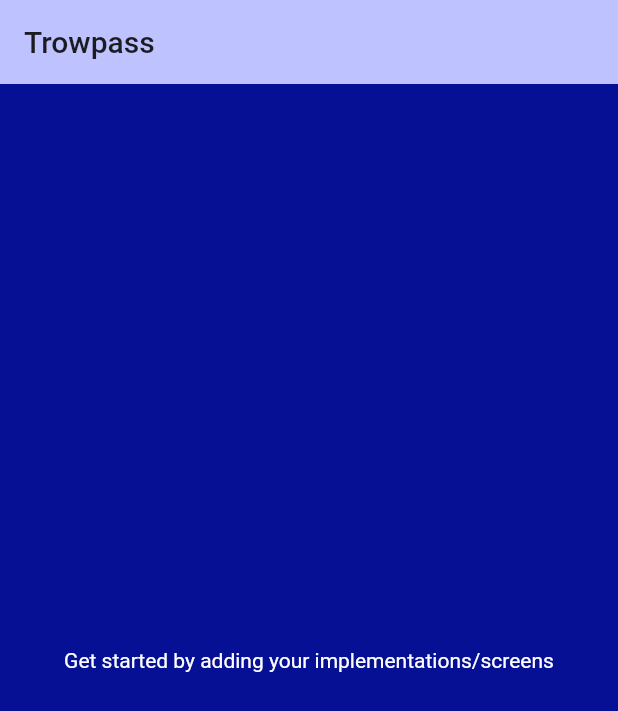
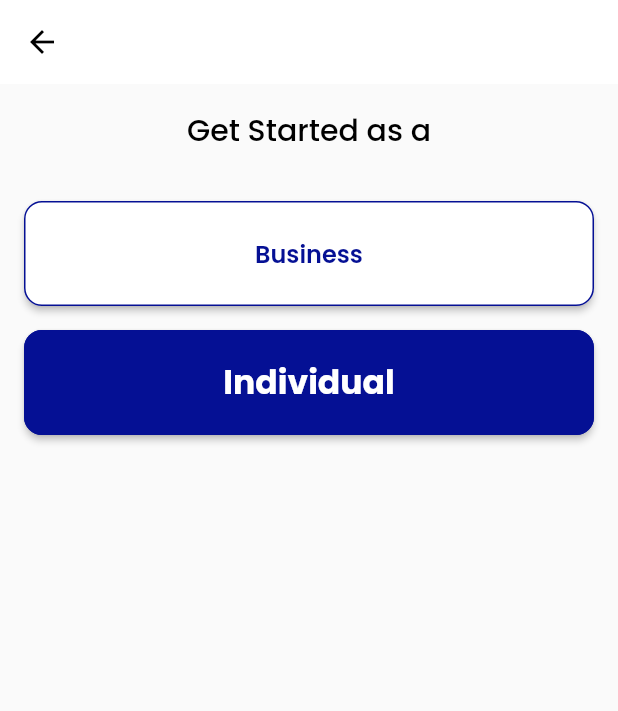
Before and after one commit to Trowpass/trowpass, a Flutter app: the screen it shows after launch, on a phone screen of 412 x 824 dp. Shown: the top 711 px of the screen. Run offline on Flutter 3.47's test engine with Material 2 defaults, Android fonts, the phone set to English and light mode, and no system bars; our stand-ins replace get, google_fonts.

Commit message:
TRW sprint 1 account type

```diff
--- a/app/lib/main.dart
+++ b/app/lib/main.dart
@@ -1,4 +1,4 @@
-import 'package:app/shareds/utils/app_colors.dart';
+import 'package:app/screens/auth/account_type_screen.dart';
 import 'package:flutter/material.dart';
 import 'package:get/get.dart';
 
@@ -14,41 +14,30 @@ class MyApp extends StatelessWidget {
     return GetMaterialApp(
       debugShowCheckedModeBanner: false,
       title: 'Trowpass',
-      theme: ThemeData.dark().copyWith(
-        scaffoldBackgroundColor: primaryColor,
-        colorScheme: ColorScheme.fromSeed(seedColor: primaryColor),
-        useMaterial3: true,
-      ),
-      home: const MyHomePage(title: 'Trowpass'),
+      // theme: ThemeData.dark().copyWith(
+      //   scaffoldBackgroundColor: primaryColor,
+      //   colorScheme: ColorScheme.fromSeed(seedColor: primaryColor),
+      //   useMaterial3: true,
+      // ),
+      home: AccountTypeScreen(),
     );
   }
 }
 
-class MyHomePage extends StatefulWidget {
-  const MyHomePage({super.key, required this.title});
-  final String title;
+// class MyHomePage extends StatefulWidget {
+//   const MyHomePage({super.key, required this.title});
+//   final String title;
 
-  @override
-  State<MyHomePage> createState() => _MyHomePageState();
-}
+//   @override
+//   State<MyHomePage> createState() => _MyHomePageState();
+// }
 
-class _MyHomePageState extends State<MyHomePage> {
-  @override
-  Widget build(BuildContext context) {
-    return Scaffold(
-        appBar: AppBar(
-          backgroundColor: Theme.of(context).colorScheme.inversePrimary,
-          title: Text(widget.title),
-        ),
-        body: const Center(
-          child: Column(
-            mainAxisAlignment: MainAxisAlignment.center,
-            children: <Widget>[
-              Text(
-                'Get started by adding your implementations/screens',
-              ),
-            ],
-          ),
-        ));
-  }
-}
+// class _MyHomePageState extends State<MyHomePage> {
+//   @override
+//   Widget build(BuildContext context) {
+//     return Scaffold(
+
+
+//         );
+//   }
+// }
--- /dev/null
+++ b/app/lib/screens/auth/account_type_screen.dart
@@ -0,0 +1,50 @@
+// ignore_for_file: use_key_in_widget_constructors, prefer_const_constructors
+
+import 'package:app/shareds/utils/app_colors.dart';
+import 'package:app/widgets/standard_button.dart';
+import 'package:flutter/material.dart';
+import 'package:app/widgets/app_styles.dart';
+
+class AccountTypeScreen extends StatelessWidget {
+  @override
+  Widget build(BuildContext context) {
+    return Scaffold(
+       appBar: AppBar(
+        backgroundColor: Colors.white,
+        elevation: 0.0,
+        leading: IconButton(
+          icon: Icon(Icons.arrow_back, color: Colors.black,),
+          onPressed: () {
+            Navigator.pop(context);
+          },
+        ),
+      ),
+      body: Container(
+        padding: EdgeInsets.all(16),
+        child: Column(
+          children: [
+            Text(
+              'Get Started as a',
+              style: appStyles(20, Colors.black, FontWeight.w500),
+            ),
+            SizedBox(height: 32),
+             StandardButtonOutline(
+              color: primaryColor,
+              text: 'Business',
+              onPressed: () {
+                // Handle business button press
+              },
+            ),
+            SizedBox(height: 16),
+             StandardButton(
+              text: 'Individual',
+              onPressed: () {
+                // Handle individual button press
+              },
+            ),
+          ],
+        ),
+      ),
+    );
+  }
+}
--- a/app/lib/shareds/utils/app_colors.dart
+++ b/app/lib/shareds/utils/app_colors.dart
@@ -4,3 +4,4 @@ const primaryColor = Color(0xFF051094);
 const secondaryColor = Color(0xFF0A1172); // the color for sign up
 const validationErrorColor = Color(0xFFFF0000);
 const yellowColor = Color(0xFFFEE135);
+const background = Color(0xFFffffff);
--- a/app/lib/widgets/standard_button.dart
+++ b/app/lib/widgets/standard_button.dart
@@ -1,14 +1,16 @@
+// ignore_for_file: prefer_const_constructors, prefer_typing_uninitialized_variables
+
 import 'package:app/widgets/app_styles.dart';
 import 'package:flutter/material.dart';
-
 import '../shareds/utils/app_colors.dart';
 import '../shareds/utils/border_radius.dart';
 
 class StandardButton extends StatelessWidget {
   final String text;
   final VoidCallback? onPressed;
+  final color;
   const StandardButton(
-      {super.key, required this.text, required this.onPressed});
+      {super.key, required this.text, required this.onPressed, this.color});
   @override
   Widget build(BuildContext context) {
     return SizedBox(
@@ -24,9 +26,40 @@ class StandardButton extends StatelessWidget {
         ),
         child: Text(
           text,
-          style: appStyles(22, Colors.white, FontWeight.bold),
+          style: appStyles(22, color ?? Colors.white, FontWeight.bold),
         ),
       ),
     );
   }
 }
+
+class StandardButtonOutline extends StatelessWidget {
+  final String text;
+  final VoidCallback? onPressed;
+  final color;
+  const StandardButtonOutline(
+      {super.key, required this.text, required this.onPressed, this.color});
+  @override
+  Widget build(BuildContext context) {
+    return SizedBox(
+      width: double.maxFinite,
+      child: ElevatedButton(
+        onPressed: onPressed,
+        style: ElevatedButton.styleFrom(
+          shape: RoundedRectangleBorder(
+              borderRadius: BorderRadius.circular(defaultBorderRadius)),
+          side: BorderSide(
+            color:
+                primaryColor, // Apply border color or transparent if not provided
+          ),
+          backgroundColor: background,
+          minimumSize: const Size(double.infinity, 70),
+        ),
+        child: Text(
+          text,
+          style: appStyles(16, color ?? Colors.white, FontWeight.w600),
+        ),
+      ),
+    );
+  }
+}
--- a/app/pubspec.yaml
+++ b/app/pubspec.yaml
@@ -19,7 +19,7 @@ publish_to: 'none' # Remove this line if you wish to publish to pub.dev
 version: 1.0.0+1
 
 environment:
-  sdk: '>=3.0.3 <4.0.0'
+  sdk: '>=2.19.6 <4.0.0'
 
 # Dependencies specify other packages that your package needs in order to work.
 # To automatically upgrade your package dependencies to the latest versions
```
Also changed, not shown: app/lib/shareds/utils/images.dart (added), app/pubspec.lock, 1 other file.
